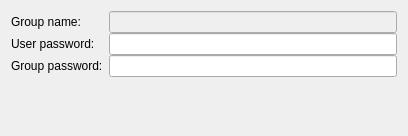
Before: the Qt Designer form vpn/openswan/openswanauth.ui in KDE/plasma-nm, drawn with Qt 5.
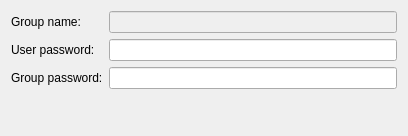
After: the same form once the commit is applied. Custom widgets are drawn as their Qt base class.

Diff of the .ui file:
```diff
--- a/vpn/openswan/openswanauth.ui
+++ b/vpn/openswan/openswanauth.ui
@@ -12,7 +12,7 @@
   </property>
   <layout class="QFormLayout" name="formLayout">
    <property name="verticalSpacing">
-    <number>0</number>
+    <number>6</number>
    </property>
    <item row="0" column="0">
     <widget class="QLabel" name="groupNameLabel">
```
Left out of the diff: 4 changed lines with no effect on the pictures.
